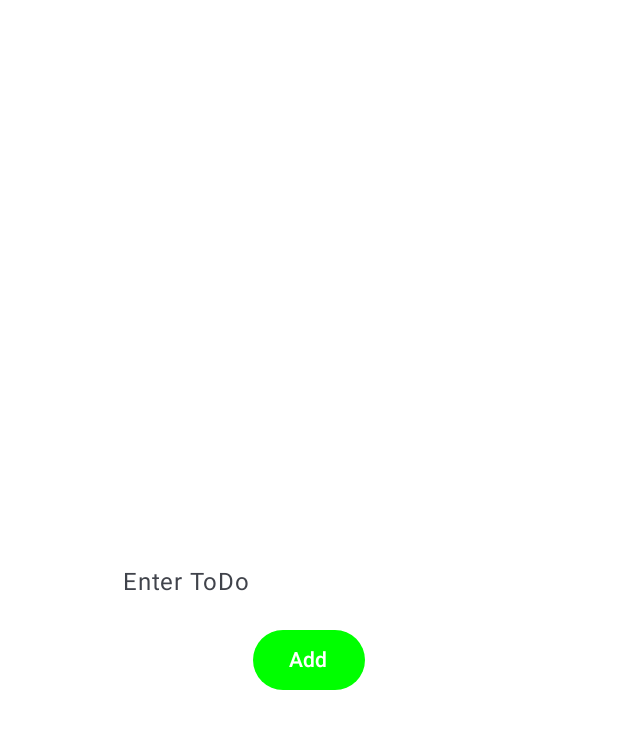
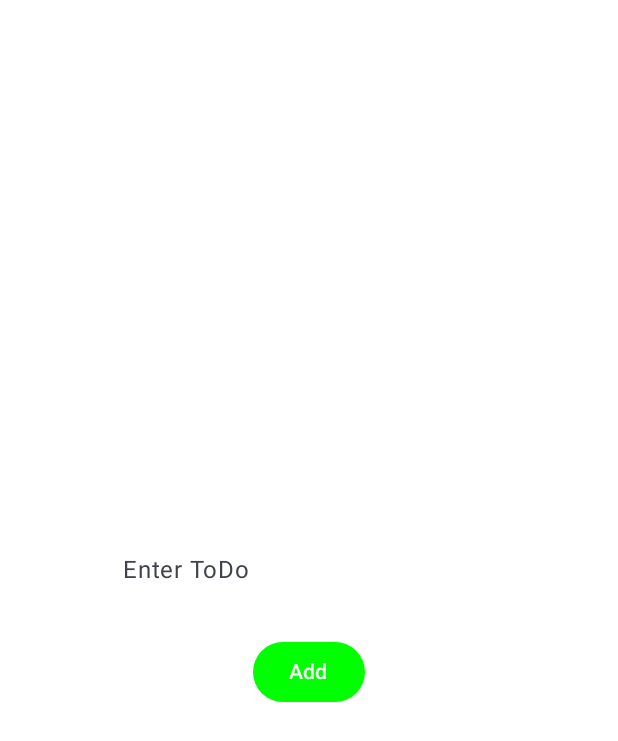
Before and after one commit to remziakgoz/GreenList-ToDo, an Android app built with Jetpack Compose: the list_add_screen screen opened through its navigation route, on a phone screen of 412 x 824 dp. Shown: the top 741 px of the screen. Run offline under Robolectric (Android 15) with nearby library versions, the phone set to English and light mode, and no system bars.

Commit message:
feat: Improve UI behavior and compatibility with dark mode
- Implement imePadding to adjust layout when the keyboard appears
- Enable scrolling to ensure all content is accessible
- Adjust TextField colors for better visibility in dark mode
- Add padding and spacing for improved layout and aesthetics
- Optimize Button and TextField color schemes for a consistent design

```diff
--- a/app/src/main/java/com/remziakgoz/todolistwithcompose/presentation/views/AddItemScreen.kt
+++ b/app/src/main/java/com/remziakgoz/todolistwithcompose/presentation/views/AddItemScreen.kt
@@ -4,10 +4,14 @@ import android.widget.Toast
 import androidx.compose.foundation.background
 import androidx.compose.foundation.layout.Box
 import androidx.compose.foundation.layout.Column
+import androidx.compose.foundation.layout.Spacer
 import androidx.compose.foundation.layout.fillMaxSize
+import androidx.compose.foundation.layout.height
+import androidx.compose.foundation.layout.imePadding
+import androidx.compose.foundation.rememberScrollState
+import androidx.compose.foundation.verticalScroll
 import androidx.compose.material3.Button
 import androidx.compose.material3.ButtonDefaults
-import androidx.compose.material3.MaterialTheme
 import androidx.compose.material3.Text
 import androidx.compose.material3.TextField
 import androidx.compose.material3.TextFieldDefaults
@@ -18,6 +22,7 @@ import androidx.compose.ui.Alignment
 import androidx.compose.ui.Modifier
 import androidx.compose.ui.graphics.Color
 import androidx.compose.ui.platform.LocalContext
+import androidx.compose.ui.unit.dp
 import com.remziakgoz.todolistwithcompose.domain.model.Item
 
 @Composable
@@ -29,13 +34,12 @@ fun AddItemScreen(modifier: Modifier = Modifier, saveFunction: (item: Item) -> U
 
     val context = LocalContext.current
 
-
-
-
     Box(
         modifier = modifier
             .fillMaxSize()
-            .background(color = Color.White),
+            .background(color = Color.White)
+            .imePadding()
+            .verticalScroll(rememberScrollState()),
         contentAlignment = Alignment.Center
     ) {
         Column(
@@ -51,9 +55,13 @@ fun AddItemScreen(modifier: Modifier = Modifier, saveFunction: (item: Item) -> U
                     focusedContainerColor = Color.Transparent,
                     unfocusedContainerColor = Color.Transparent,
                     focusedIndicatorColor = Color.Transparent,
-                    unfocusedIndicatorColor = Color.Transparent
+                    unfocusedIndicatorColor = Color.Transparent,
+                    focusedTextColor = Color.Green,
+                    unfocusedTextColor = Color.Green
                 )
             )
+
+            Spacer(modifier = Modifier.height(16.dp))
 
             Button(onClick = {
                 val itemToInsert = Item(toDoName = itemName.value)
```
